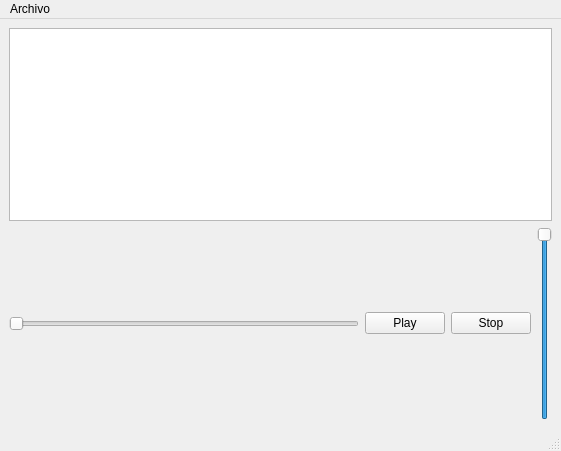
Old version of the form mainwindow.ui in the repository gabogh123/Datos2.
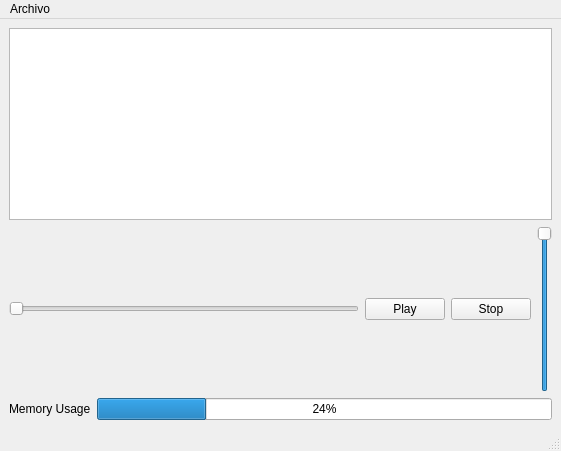
New version of the form.

Commit message: Layoutde la memoria

What changed in the file:
```diff
--- a/mainwindow.ui
+++ b/mainwindow.ui
@@ -15,7 +15,21 @@
   </property>
   <widget class="QWidget" name="centralwidget">
    <layout class="QGridLayout" name="gridLayout">
-    <item row="0" column="0">
+    <item row="1" column="1">
+     <widget class="QProgressBar" name="progressBar">
+      <property name="value">
+       <number>24</number>
+      </property>
+     </widget>
+    </item>
+    <item row="1" column="0">
+     <widget class="QLabel" name="label">
+      <property name="text">
+       <string>Memory Usage</string>
+      </property>
+     </widget>
+    </item>
+    <item row="0" column="0" colspan="2">
      <layout class="QVBoxLayout" name="verticalLayout">
       <item>
        <widget class="QTableView" name="tableView"/>
```
The commit also changes 2 other files.
